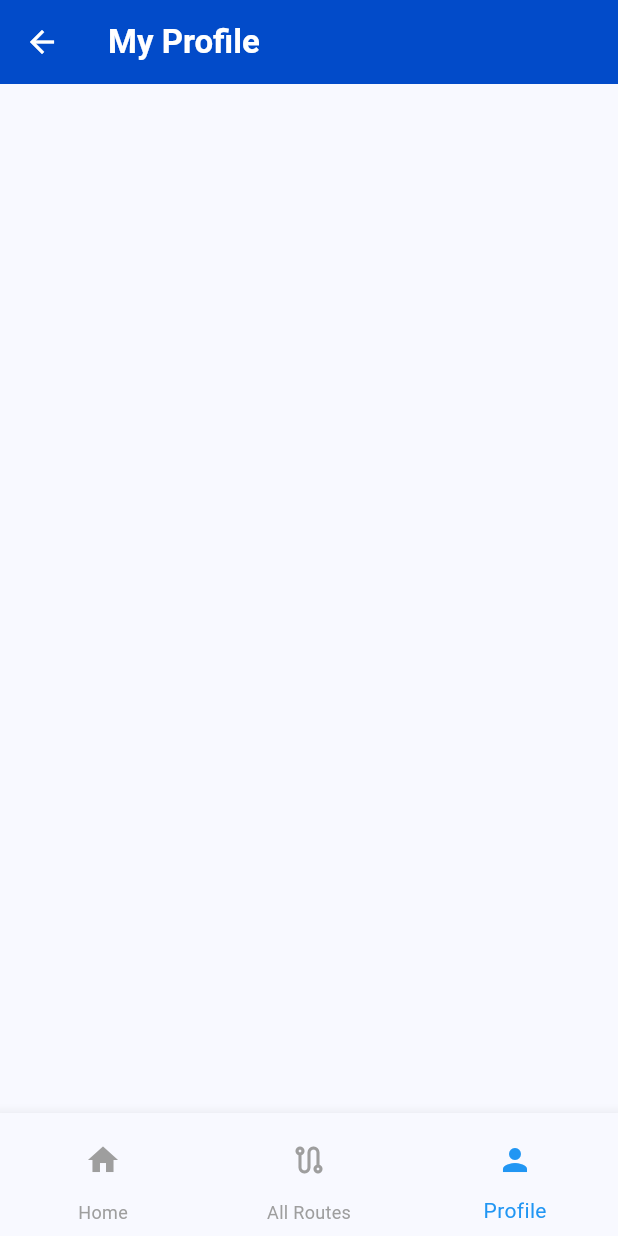
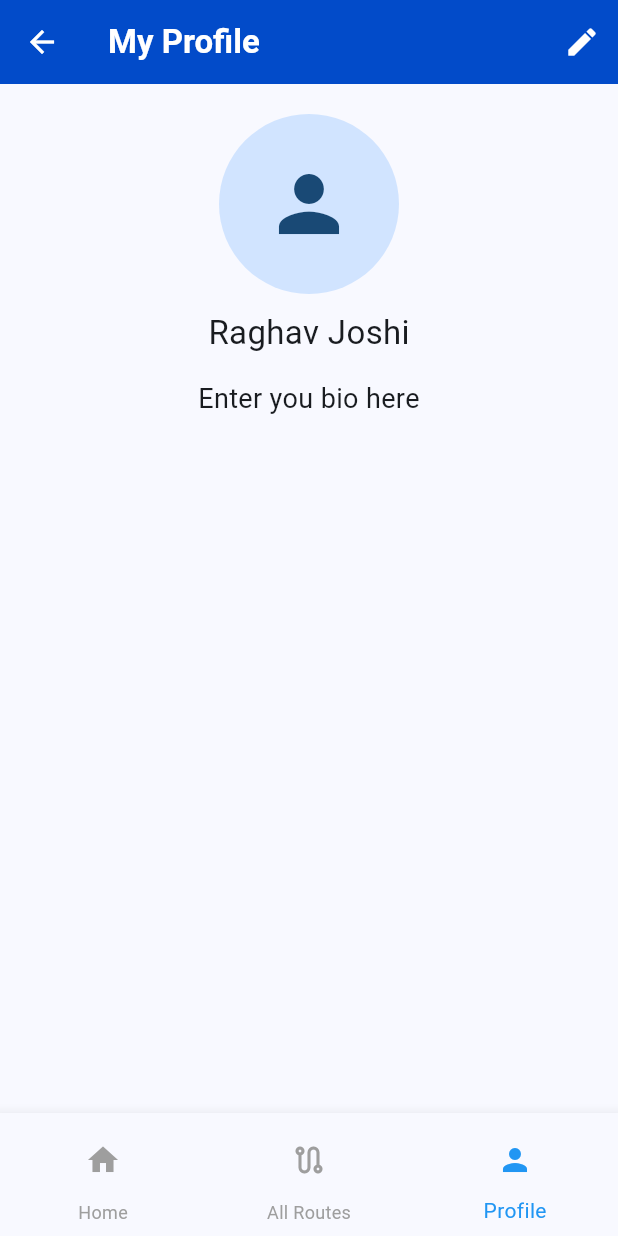
Before and after one commit to raghavj08/Shortest-Bus-Route-Finder-Recovered, a Flutter app: the screen it shows once a user with an empty profile is signed in, item 3 of the bottom bar chosen, on a phone screen of 412 x 824 dp. Run offline on Flutter 3.47's test engine with Material 3 defaults, Android fonts, the phone set to English and light mode, and no system bars; our stand-ins replace cloud_firestore, date_picker_timeline, firebase_auth, firebase_core, image_picker, lottie and 1 more; accounts and stored records are empty; network calls fail.

Commit message:
Completed Profile Page

```diff
--- a/lib/Profile.dart
+++ b/lib/Profile.dart
@@ -1,3 +1,6 @@
+import 'dart:io';
+
+import 'package:daa_project/Edit_Profile.dart';
 import 'package:daa_project/Home_Page.dart';
 import 'package:daa_project/All_Routes.dart';
 import 'package:flutter/material.dart';
@@ -12,6 +15,26 @@ class Profile extends StatefulWidget {
 class _ProfileState extends State<Profile> {
   int selected_index = 2;
 
+  String name = 'Raghav Joshi';
+  String userName = '';
+  String bio = 'Enter you bio here';
+  File? image;
+
+  void _goToEditPage() async {
+    final result = await Navigator.push(
+        context, MaterialPageRoute(builder: (_) => EditProfile()));
+
+    if (result != null) {
+      setState(() {
+        name = result['name'];
+        userName = result['username'];
+        bio = result['bio'];
+        image = result['image'];
+      });
+    }
+  }
+
+
   void _onItemTapped(int index) {
     setState(() {
       selected_index = index;
@@ -22,9 +45,37 @@ class _ProfileState extends State<Profile> {
   Widget build(BuildContext context) {
     return Scaffold(
       appBar: AppBar(
-        title: Text('My Profile', style: TextStyle(color: Colors.white, fontWeight: FontWeight.w700),),
+        title: Text(
+          'My Profile',
+          style: TextStyle(color: Colors.white, fontWeight: FontWeight.w700),
+        ),
+        actions: [
+          IconButton(
+            onPressed: _goToEditPage,
+            icon: Icon(Icons.edit))
+        ],
         backgroundColor: Color.fromARGB(255, 2, 75, 201),
         iconTheme: IconThemeData(color: Colors.white),
+      ),
+      body: Center(
+        child: Column(
+          children: [
+            SizedBox(height: 20,),
+            CircleAvatar(
+              radius: 60,
+              backgroundImage: image != null ? FileImage(image!):null,
+              child: image == null ? Icon(Icons.person,size: 60,):null,
+            ),
+            SizedBox(height: 10,),
+            Text(name, style: TextStyle(fontSize: 22),),
+            if(userName.isNotEmpty)
+            Text('@$userName', style: TextStyle(color: Colors.grey),),
+            Padding(
+              padding: EdgeInsets.all(16),
+              child: Text(bio, textAlign: TextAlign.center,style: TextStyle(fontSize: 18),),
+            )
+          ],
+        ),
       ),
       bottomNavigationBar: BottomNavigationBar(
           currentIndex: selected_index,
```
Also changed, not shown: lib/Edit_Profile.dart (+7 -2 lines), 4 other files. Lines whose indentation alone changed are shown as unchanged.
